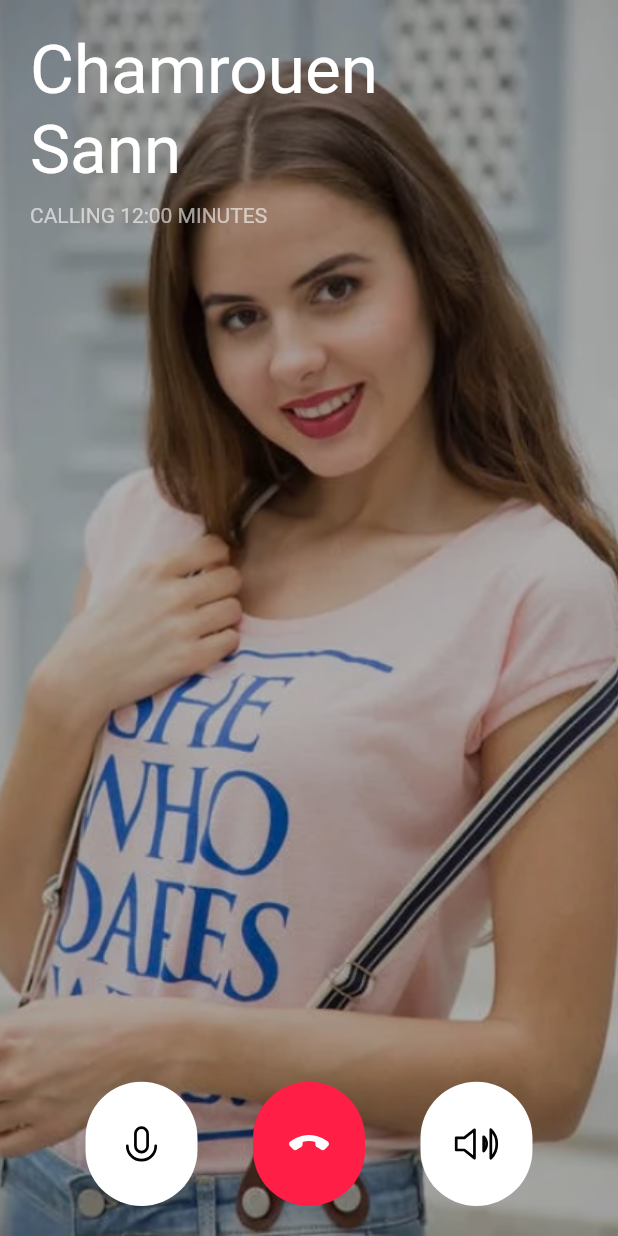
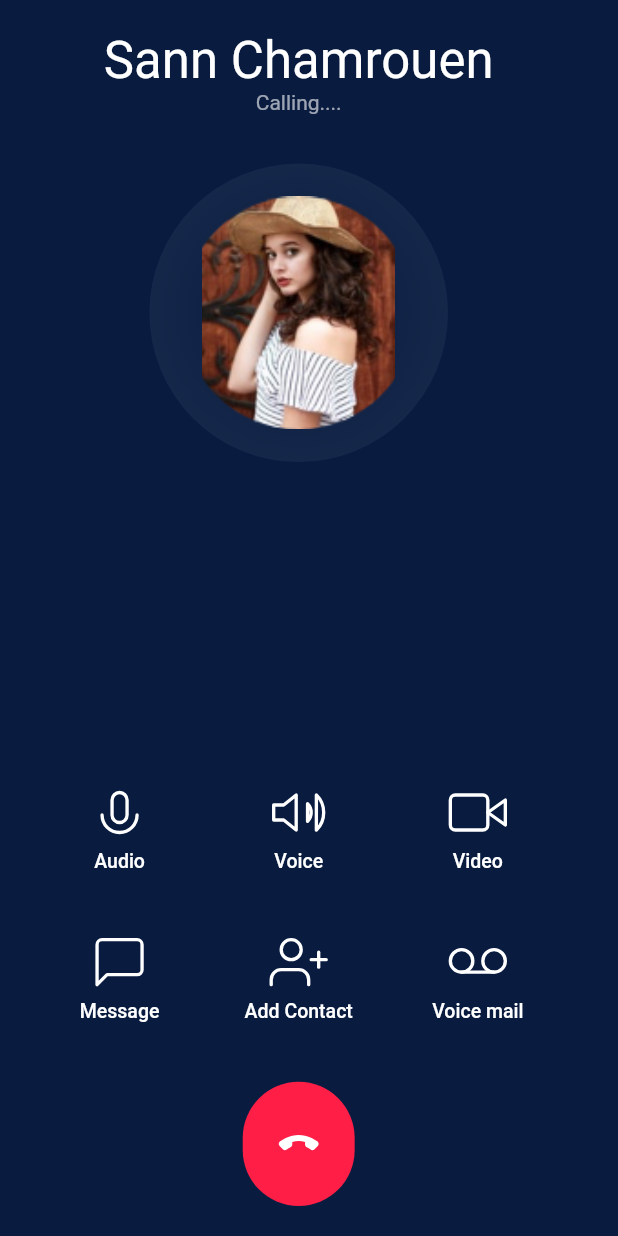
Before and after one commit to chamrouensann/VoiceCallorVideoCall--FlutterApp, a Flutter app: the screen it shows after launch, on a phone screen of 412 x 824 dp. Run offline on Flutter 3.47's test engine with Material 2 defaults, Android fonts, the phone set to English and light mode, and no system bars; our stand-ins replace flutter_svg.

Commit message:
Adding complete dial screen code

```diff
--- /dev/null
+++ b/voice_video_call_application/lib/components/dial_user_pic.dart
@@ -0,0 +1,35 @@
+import 'package:flutter/material.dart';
+import 'package:voicevideocallapplication/screens/audioCallWithImage/size.config.dart';
+
+class DailUserPic extends StatelessWidget {
+  const DailUserPic({
+    Key key,
+    this.size = 192,
+    @required this.image,
+  }) : super(key: key);
+  final double size;
+  final String image;
+
+  @override
+  Widget build(BuildContext context) {
+    return Container(
+      padding: EdgeInsets.all(35 / 192 * size), //Padding depends on size
+      height: getProportionateScreenHeight(245),
+      width: getProportionateScreenWidth(200),
+      decoration: BoxDecoration(
+        shape: BoxShape.circle,
+        gradient: RadialGradient(colors: [
+          Colors.white.withOpacity(0.02),
+          Colors.white.withOpacity(0.05),
+        ], stops: [
+          0.5,
+          1
+        ]),
+      ),
+      child: Image.asset(
+        image,
+        fit: BoxFit.cover,
+      ),
+    );
+  }
+}
--- /dev/null
+++ b/voice_video_call_application/lib/components/rounded_button.dart
@@ -0,0 +1,38 @@
+import 'package:flutter/material.dart';
+import 'package:flutter_svg/svg.dart';
+import 'package:voicevideocallapplication/screens/audioCallWithImage/size.config.dart';
+
+class RoundedButton extends StatelessWidget {
+  const RoundedButton({
+    Key key,
+    this.size = 90,
+    @required this.iconSrc,
+    @required this.color,
+    @required this.iconColor,
+    @required this.press,
+  }) : super(key: key);
+
+  final double size;
+  final String iconSrc;
+  final Color color, iconColor;
+  final VoidCallback press;
+
+  @override
+  Widget build(BuildContext context) {
+    return SizedBox(
+      height: getProportionateScreenHeight(size),
+      width: getProportionateScreenWidth(size - 15),
+      child: FlatButton(
+          padding: EdgeInsets.all(15 / 64 * size),
+          color: color,
+          shape: RoundedRectangleBorder(
+            borderRadius: BorderRadius.circular(100),
+          ),
+          onPressed: press,
+          child: SvgPicture.asset(
+            iconSrc,
+            color: iconColor,
+          )),
+    );
+  }
+}
--- a/voice_video_call_application/lib/screens/audioCallWithImage/components/body.dart
+++ b/voice_video_call_application/lib/screens/audioCallWithImage/components/body.dart
@@ -1,5 +1,6 @@
 import 'package:flutter/material.dart';
 import 'package:flutter_svg/flutter_svg.dart';
+import 'package:voicevideocallapplication/components/rounded_button.dart';
 import 'package:voicevideocallapplication/screens/audioCallWithImage/constants.dart';
 import 'package:voicevideocallapplication/screens/audioCallWithImage/size.config.dart';
 
@@ -68,38 +69,3 @@ class Body extends StatelessWidget {
     );
   }
 }
-
-class RoundedButton extends StatelessWidget {
-  const RoundedButton({
-    Key key,
-    this.size = 90,
-    @required this.iconSrc,
-    @required this.color,
-    @required this.iconColor,
-    @required this.press,
-  }) : super(key: key);
-
-  final double size;
-  final String iconSrc;
-  final Color color, iconColor;
-  final VoidCallback press;
-
-  @override
-  Widget build(BuildContext context) {
-    return SizedBox(
-      height: getProportionateScreenHeight(size),
-      width: getProportionateScreenWidth(size - 15),
-      child: FlatButton(
-          padding: EdgeInsets.all(15 / 64 * size),
-          color: color,
-          shape: RoundedRectangleBorder(
-            borderRadius: BorderRadius.circular(100),
-          ),
-          onPressed: press,
-          child: SvgPicture.asset(
-            iconSrc,
-            color: iconColor,
-          )),
-    );
-  }
-}
--- a/voice_video_call_application/lib/screens/audioCallWithImage/main.dart
+++ b/voice_video_call_application/lib/screens/audioCallWithImage/main.dart
@@ -1,3 +1,6 @@
+import 'package:voicevideocallapplication/screens/audioCallWithImage/components/body.dart';
+import 'package:voicevideocallapplication/screens/dialscreen/dial_screen.dart';
+
 import 'audio_call_with_image_screen.dart';
 import 'package:flutter/material.dart';
 
@@ -14,7 +17,7 @@ class MyApp extends StatelessWidget {
       theme: ThemeData(
         visualDensity: VisualDensity.adaptivePlatformDensity,
       ),
-      home: AudioCallWithImage(),
+      home: DialScreen(),
     );
   }
 }
--- /dev/null
+++ b/voice_video_call_application/lib/screens/dialscreen/components/body.dart
@@ -0,0 +1,81 @@
+import 'package:flutter/material.dart';
+import 'package:flutter_svg/flutter_svg.dart';
+import 'package:voicevideocallapplication/components/dial_user_pic.dart';
+import 'package:voicevideocallapplication/components/rounded_button.dart';
+import 'package:voicevideocallapplication/screens/audioCallWithImage/constants.dart';
+import 'package:voicevideocallapplication/screens/audioCallWithImage/size.config.dart';
+
+import 'dial_button.dart';
+
+class Body extends StatelessWidget {
+  @override
+  Widget build(BuildContext context) {
+    return SafeArea(
+      child: Padding(
+        padding: const EdgeInsets.all(20.0),
+        child: Column(
+          children: [
+            Text(
+              "Sann Chamrouen",
+              style: Theme.of(context)
+                  .textTheme
+                  .headline4
+                  .copyWith(color: Colors.white),
+            ),
+            Text(
+              "Calling....",
+              style: TextStyle(color: Colors.white60),
+            ),
+            VerticalSpacing(),
+            DailUserPic(
+              image: "assets/images/calling_face.png",
+            ),
+            Spacer(),
+            Wrap(
+              alignment: WrapAlignment.spaceBetween,
+              children: [
+                DialButton(
+                  press: () {},
+                  iconSrc: "assets/icons/Icon Mic.svg",
+                  text: "Audio",
+                ),
+                DialButton(
+                  press: () {},
+                  iconSrc: "assets/icons/Icon Volume.svg",
+                  text: "Voice",
+                ),
+                DialButton(
+                  press: () {},
+                  iconSrc: "assets/icons/Icon Video.svg",
+                  text: "Video",
+                ),
+                DialButton(
+                  press: () {},
+                  iconSrc: "assets/icons/Icon Message.svg",
+                  text: "Message",
+                ),
+                DialButton(
+                  press: () {},
+                  iconSrc: "assets/icons/Icon User.svg",
+                  text: "Add Contact",
+                ),
+                DialButton(
+                  press: () {},
+                  iconSrc: "assets/icons/Icon Voicemail.svg",
+                  text: "Voice mail",
+                ),
+              ],
+            ),
+            VerticalSpacing(),
+            RoundedButton(
+              press: () {},
+              color: kRedColor,
+              iconColor: Colors.white,
+              iconSrc: "assets/icons/call_end.svg",
+            ),
+          ],
+        ),
+      ),
+    );
+  }
+}
--- /dev/null
+++ b/voice_video_call_application/lib/screens/dialscreen/components/dial_button.dart
@@ -0,0 +1,46 @@
+import 'package:flutter/material.dart';
+import 'package:flutter_svg/svg.dart';
+import 'package:voicevideocallapplication/screens/audioCallWithImage/size.config.dart';
+
+class DialButton extends StatelessWidget {
+  const DialButton({
+    Key key,
+    @required this.iconSrc,
+    @required this.text,
+    @required this.press,
+  }) : super(key: key);
+
+  final String iconSrc, text;
+  final VoidCallback press;
+
+  @override
+  Widget build(BuildContext context) {
+    return SizedBox(
+      width: getProportionateScreenWidth(120),
+      child: FlatButton(
+        padding:
+            EdgeInsets.symmetric(vertical: getProportionateScreenWidth(20)),
+        onPressed: () {},
+        child: Column(
+          children: [
+            SvgPicture.asset(
+              iconSrc,
+              color: Colors.white,
+              height: 40,
+            ),
+            VerticalSpacing(
+              of: 5,
+            ),
+            Text(
+              text,
+              style: TextStyle(
+                color: Colors.white,
+                fontSize: 13,
+              ),
+            )
+          ],
+        ),
+      ),
+    );
+  }
+}
--- /dev/null
+++ b/voice_video_call_application/lib/screens/dialscreen/dial_screen.dart
@@ -0,0 +1,15 @@
+import 'package:flutter/material.dart';
+import 'package:voicevideocallapplication/screens/audioCallWithImage/constants.dart';
+import 'package:voicevideocallapplication/screens/audioCallWithImage/size.config.dart';
+import 'components/body.dart';
+
+class DialScreen extends StatelessWidget {
+  @override
+  Widget build(BuildContext context) {
+    SizeConfig().init(context);
+    return Scaffold(
+      backgroundColor: kBackgroundColor,
+      body: Body(),
+    );
+  }
+}
```
